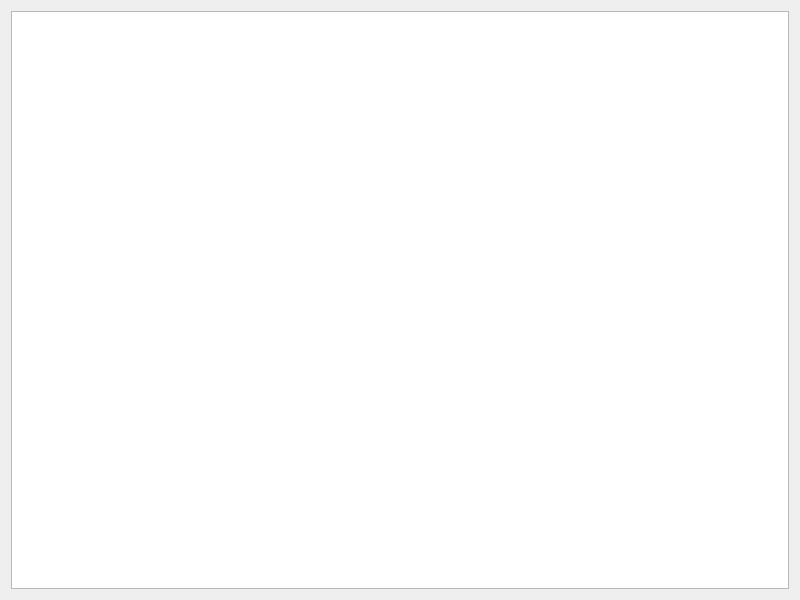
First picture: the form in penyamanager/depositlistview.ui, repository eguzki/penyamanager, before the edit.
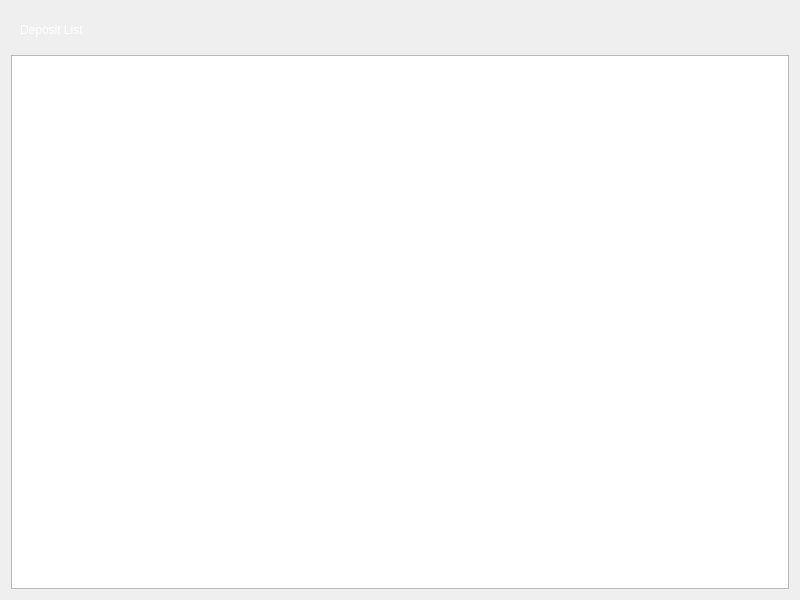
Second picture: the form after the edit.

Diff of the .ui file:
```diff
--- a/penyamanager/depositlistview.ui
+++ b/penyamanager/depositlistview.ui
@@ -13,7 +13,87 @@
   <property name="windowTitle">
    <string>Form</string>
   </property>
+  <property name="styleSheet">
+   <string notr="true">#topFrame {
+border: none;
+background: qlineargradient(x1: 0, y1: 0, x2: 0, y2: 1,
+stop: 0 #a6a6a6, stop: 0.08 #7f7f7f,
+stop: 0.39999 #717171, stop: 0.4 #626262,
+stop: 0.9 #4c4c4c, stop: 1 #333333);
+}
+
+#bottomFrame {
+border: none;
+background: white;
+}
+
+#topFrame QLabel {
+color: #fff;
+}
+
+#topFrame QPushButton {
+color: #333;
+border: 2px solid #555;
+border-radius: 11px;
+padding: 5px;
+background: qradialgradient(cx: 0.3, cy: -0.4,
+fx: 0.3, fy: -0.4,
+radius: 1.35, stop: 0 #fff, stop: 1 #888);
+min-width: 80px;
+}
+
+#topFrame QPushButton:hover {
+background: qradialgradient(cx: 0.3, cy: -0.4,
+fx: 0.3, fy: -0.4,
+radius: 1.35, stop: 0 #fff, stop: 1 #bbb);
+}
+
+#topFrame QPushButton:pressed {
+background: qradialgradient(cx: 0.4, cy: -0.1,
+fx: 0.4, fy: -0.1,
+radius: 1.35, stop: 0 #fff, stop: 1 #ddd);
+}
+</string>
+  </property>
   <layout class="QVBoxLayout" name="verticalLayout">
+   <item>
+    <widget class="QFrame" name="topFrame">
+     <property name="sizePolicy">
+      <sizepolicy hsizetype="Preferred" vsizetype="Fixed">
+       <horstretch>0</horstretch>
+       <verstretch>0</verstretch>
+      </sizepolicy>
+     </property>
+     <property name="frameShape">
+      <enum>QFrame::StyledPanel</enum>
+     </property>
+     <property name="frameShadow">
+      <enum>QFrame::Raised</enum>
+     </property>
+     <layout class="QHBoxLayout" name="horizontalLayout_3">
+      <item>
+       <widget class="QLabel" name="titleLabel">
+        <property name="text">
+         <string>Deposit List</string>
+        </property>
+       </widget>
+      </item>
+      <item>
+       <spacer name="horizontalSpacer_2">
+        <property name="orientation">
+         <enum>Qt::Horizontal</enum>
+        </property>
+        <property name="sizeHint" stdset="0">
+         <size>
+          <width>548</width>
+          <height>20</height>
+         </size>
+        </property>
+       </spacer>
+      </item>
+     </layout>
+    </widget>
+   </item>
    <item>
     <widget class="QTableWidget" name="depositTableWidget">
      <property name="editTriggers">
```
